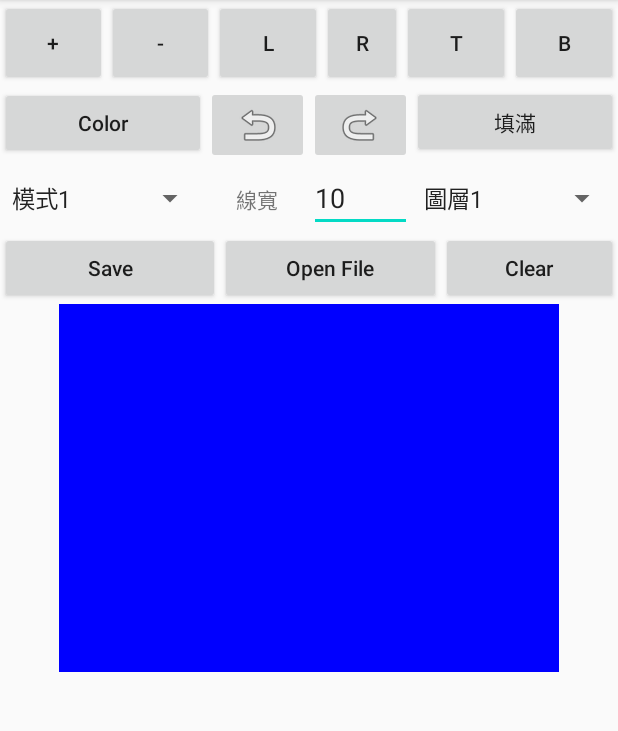
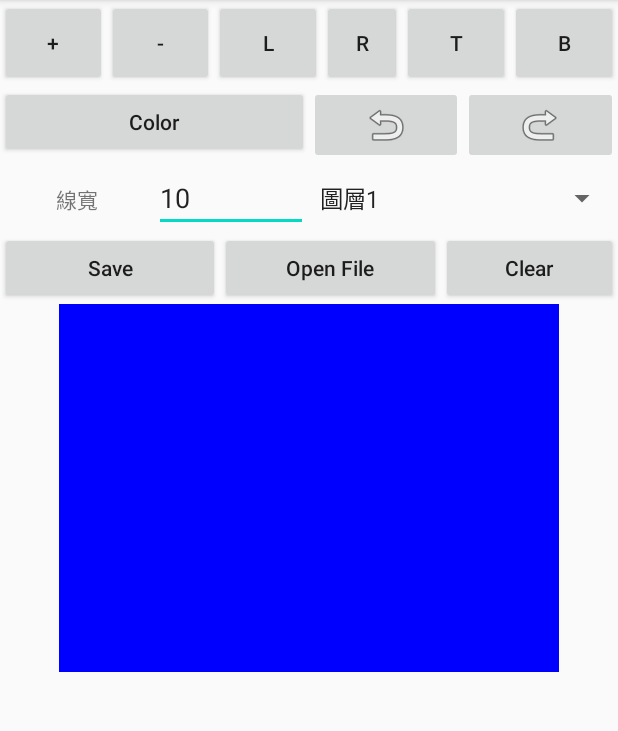
Before and after one commit to cyc00201/MyApplication, an Android app: the screen it shows after launch (MainActivity), on a phone screen of 412 x 824 dp, the part 84-815 px from its top. Run offline under Robolectric (Android 15) with nearby library versions, the phone set to English and light mode, and no system bars.

```diff
--- a/app/src/main/java/com/example/myapplication/ColorWheel.kt
+++ b/app/src/main/java/com/example/myapplication/ColorWheel.kt
@@ -30,7 +30,7 @@ class ColorWheel(context: Context,attributes: AttributeSet): androidx.appcompat.
         super.onDraw(canvas)
 
         colorWheel()
-        canvas?.drawBitmap(bmap,0f,-100f,Paint())
+        canvas?.drawBitmap(bmap,0f,0f,Paint())
 
 
     }
--- a/app/src/main/java/com/example/myapplication/Layer.kt
+++ b/app/src/main/java/com/example/myapplication/Layer.kt
@@ -1,6 +1,8 @@
 package com.example.myapplication
 
 import android.graphics.Bitmap
+import android.util.Log
+import android.widget.Toast
 import java.util.*
 
 class Layer(bmp: Bitmap) {
@@ -17,6 +19,7 @@ class Layer(bmp: Bitmap) {
 
     fun undo(value: Int) {
         // There should be at least one history image to be the current bitmap
+     Log.i("Terror",undoStack.size.toString())
         if (value <= 0 || undoStack.size - value < 1)
             return
         for (i in 0 until value) {
--- a/app/src/main/java/com/example/myapplication/MainActivity.kt
+++ b/app/src/main/java/com/example/myapplication/MainActivity.kt
@@ -27,6 +27,8 @@ class MainActivity : AppCompatActivity() {
     private lateinit var redobutton: ImageButton
     private lateinit var undobutton: ImageButton
     private lateinit var openfilebutton: Button
+    private lateinit var clearbutton:Button
+  //  private lateinit var modespinner:Spinner
     private lateinit var layer_spinner: Spinner
 
 
@@ -41,13 +43,16 @@ class MainActivity : AppCompatActivity() {
         redobutton = findViewById(R.id.imageButton2)
         undobutton = findViewById(R.id.imageButton)
         openfilebutton = findViewById(R.id.button5)
+        clearbutton = findViewById(R.id.button4)
         layer_spinner = findViewById(R.id.layer_spinner)
+        // modespinner = findViewById(R.id.mode_spinner)
         var zoomInButton: Button = findViewById(R.id.zoomInButton)
         var zoomOutButton: Button = findViewById(R.id.zoomOutButton)
         var btn_mover: Button = findViewById(R.id.move_r)
         var btn_movel: Button = findViewById(R.id.move_l)
         var btn_movet: Button = findViewById(R.id.move_t)
         var btn_moveb: Button = findViewById(R.id.move_b)
+
         zoomInButton.setOnClickListener { paintboard.zoomIn() }
         zoomOutButton.setOnClickListener { paintboard.zoomOut() }
         btn_mover.setOnClickListener { paintboard.moveCanvas(1) }
@@ -68,6 +73,8 @@ class MainActivity : AppCompatActivity() {
                 paintboard.chooseLayer(position)
             }
         }
+
+
     }
 
     override fun onResume() {
@@ -78,7 +85,7 @@ class MainActivity : AppCompatActivity() {
         redobutton.setOnClickListener { paintboard.redo(1) }
         undobutton.setOnClickListener { paintboard.undo(1) }
         colorbutton.setOnClickListener { colorselect() }
-
+        clearbutton.setOnClickListener{paintboard.clear()}
         paintwidthtext.setOnKeyListener(View.OnKeyListener { v, keyCode, event ->
             if (keyCode == KeyEvent.KEYCODE_ENTER && event.action == KeyEvent.ACTION_UP) {
 
@@ -106,13 +113,15 @@ class MainActivity : AppCompatActivity() {
         val stream = file.inputStream()
         val bitmap: Bitmap = Bitmap.createScaledBitmap(
             BitmapFactory.decodeStream(stream),
-            paintboard.getBitmap().width,
-            paintboard.getBitmap().height,
+            paintboard.getCurrentBitmap().width,
+            paintboard.getCurrentBitmap().height,
             true
         )
+
         paintboard.setBaseImage(bitmap)
         layer_spinner.setSelection(0)
-        paintboard.chooseLayer(0)// Back to Layer 1
+        paintboard.chooseLayer(0)
+        // Back to Layer 1
         stream.close()
     }
 
@@ -214,10 +223,11 @@ class MainActivity : AppCompatActivity() {
 
 
                 val stream = FileOutputStream(file)
+
                 Bitmap.createScaledBitmap(
                     paintboard.getBitmap(),
-                    Resources.getSystem().displayMetrics.widthPixels,
-                    Resources.getSystem().displayMetrics.widthPixels,
+                    paintboard.getCurrentBitmap().width,
+                    paintboard.getCurrentBitmap().height,
                     true
                 ).compress(Bitmap.CompressFormat.JPEG, 100, stream)
 
--- a/app/src/main/res/layout/activity_main.xml
+++ b/app/src/main/res/layout/activity_main.xml
@@ -90,12 +90,12 @@
                 app:srcCompat="@android:drawable/ic_menu_revert" />
 
 
-            <Button
+           <!-- <Button
                 android:id="@+id/button2"
                 android:layout_width="0dp"
                 android:layout_height="wrap_content"
                 android:layout_weight="2"
-                android:text="填滿" />
+                android:text="填滿" />-->
         </LinearLayout>
 
         <LinearLayout
@@ -103,12 +103,14 @@
             android:layout_height="wrap_content"
             android:orientation="horizontal">
 
-            <Spinner
+           <!-- <Spinner
                 android:id="@+id/mode_spinner"
                 android:layout_width="0dp"
                 android:layout_height="match_parent"
                 android:layout_weight="2"
-                android:entries="@array/mode_list" /><!-- 畫圖模式 -->
+                android:entries="@array/mode_list" />-->
+                <!-- 畫圖模式 -->
+
 
             <TextView
                 android:id="@+id/textView"
--- a/app/src/main/res/values/strings.xml
+++ b/app/src/main/res/values/strings.xml
@@ -8,10 +8,10 @@
         <item>圖層5</item>
     </string-array>
     <string-array name="mode_list">
-        <item>模式1</item>
-        <item>模式2</item>
-        <item>模式3</item>
-        <item>模式4</item>
-        <item>模式5</item>
+        <item>點</item>
+        <item>橡皮擦</item>
+        <item>圓</item>
+        <item>方</item>
+        <item>多邊形</item>
     </string-array>
 </resources>
```
Also changed, not shown: app/src/main/java/com/example/myapplication/LayerManager.kt (+12 -26 lines), app/src/main/java/com/example/myapplication/PaintBoard.kt (+22 -4 lines).
